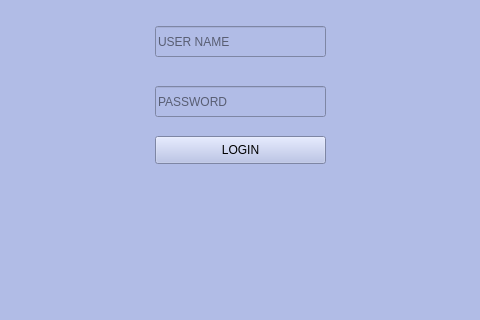
This is ui/teacherLoginPage.ui in fbucak/school-management-system as Qt 5 draws it before an edit; both pictures show x 145 to 625 and y 194 to 514 of the 800 by 600 pixel window. The edited form follows.
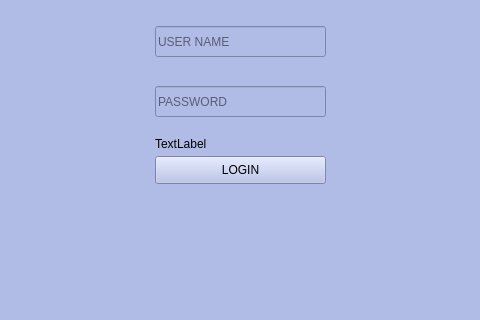
This is the edited form.

What changed in the file:
```diff
--- a/ui/teacherLoginPage.ui
+++ b/ui/teacherLoginPage.ui
@@ -33,7 +33,7 @@
     <property name="geometry">
      <rect>
       <x>300</x>
-      <y>330</y>
+      <y>350</y>
       <width>171</width>
       <height>28</height>
      </rect>
@@ -81,6 +81,19 @@
      <string>BACK</string>
     </property>
    </widget>
+   <widget class="QLabel" name="tLoginPageLabel">
+    <property name="geometry">
+     <rect>
+      <x>300</x>
+      <y>330</y>
+      <width>55</width>
+      <height>16</height>
+     </rect>
+    </property>
+    <property name="text">
+     <string>TextLabel</string>
+    </property>
+   </widget>
   </widget>
   <widget class="QMenuBar" name="menubar">
    <property name="geometry">
```
